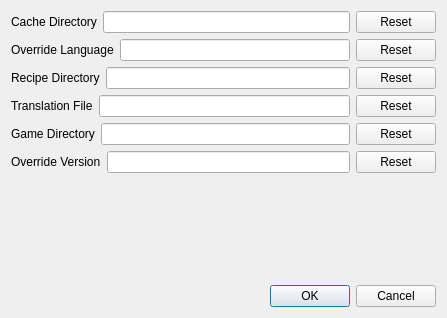
Above: src/qt/configui.ui from DreamHelium/dhlrc before the change. Below: the same form after it.
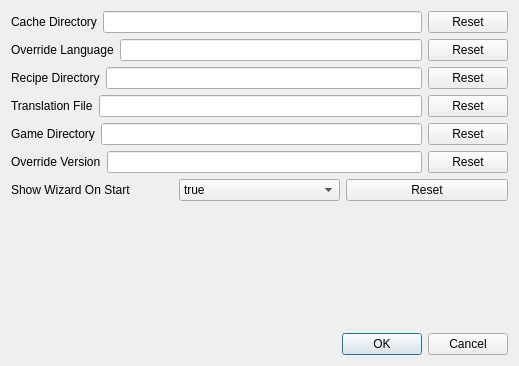
That is the form after the change.

The edit to the form file:
```diff
--- a/src/qt/configui.ui
+++ b/src/qt/configui.ui
@@ -6,8 +6,8 @@
    <rect>
     <x>0</x>
     <y>0</y>
-    <width>447</width>
-    <height>318</height>
+    <width>519</width>
+    <height>366</height>
    </rect>
   </property>
   <property name="windowTitle">
@@ -147,6 +147,38 @@
          </item>
         </layout>
        </item>
+       <item>
+        <layout class="QHBoxLayout" name="horizontalLayout_7">
+         <item>
+          <widget class="QLabel" name="label_7">
+           <property name="text">
+            <string>Show Wizard On Start</string>
+           </property>
+          </widget>
+         </item>
+         <item>
+          <widget class="QComboBox" name="comboBox">
+           <item>
+            <property name="text">
+             <string>true</string>
+            </property>
+           </item>
+           <item>
+            <property name="text">
+             <string>false</string>
+            </property>
+           </item>
+          </widget>
+         </item>
+         <item>
+          <widget class="QPushButton" name="resetButton7">
+           <property name="text">
+            <string>Reset</string>
+           </property>
+          </widget>
+         </item>
+        </layout>
+       </item>
       </layout>
      </item>
      <item>
```
